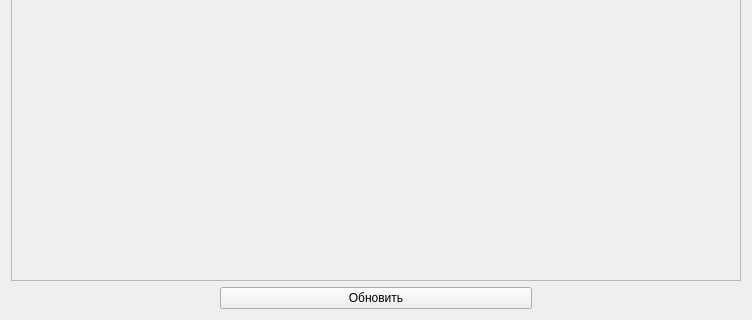
Before: the Qt Designer form ViewModels/MainApplicationViewModels/NestedViewModels/CabinetViewModels/activeordersviewmodel.ui in SisAdminNsk/CarRentalClient, drawn with Qt 5; both pictures show x 0 to 752 and y 252 to 572 of the 752 by 572 pixel window.
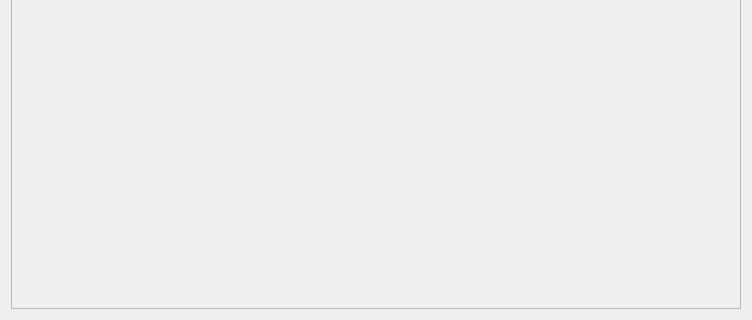
After: the same form once the commit is applied.

The edit to the form file:
```diff
--- a/ViewModels/MainApplicationViewModels/NestedViewModels/CabinetViewModels/activeordersviewmodel.ui
+++ b/ViewModels/MainApplicationViewModels/NestedViewModels/CabinetViewModels/activeordersviewmodel.ui
@@ -14,6 +14,13 @@
    <string>Form</string>
   </property>
   <layout class="QGridLayout" name="gridLayout">
+   <item row="0" column="0">
+    <widget class="QProgressBar" name="progressBar">
+     <property name="value">
+      <number>24</number>
+     </property>
+    </widget>
+   </item>
    <item row="1" column="0">
     <widget class="QScrollArea" name="scrollArea">
      <property name="widgetResizable">
@@ -24,8 +31,8 @@
        <rect>
         <x>0</x>
         <y>0</y>
-        <width>728</width>
-        <height>475</height>
+        <width>732</width>
+        <height>522</height>
        </rect>
       </property>
       <property name="styleSheet">
@@ -39,50 +46,6 @@
      </widget>
     </widget>
    </item>
-   <item row="0" column="0">
-    <widget class="QProgressBar" name="progressBar">
-     <property name="value">
-      <number>24</number>
-     </property>
-    </widget>
-   </item>
-   <item row="2" column="0">
-    <layout class="QHBoxLayout" name="horizontalLayout_2" stretch="2,3,2">
-     <item>
-      <spacer name="horizontalSpacer">
-       <property name="orientation">
-        <enum>Qt::Orientation::Horizontal</enum>
-       </property>
-       <property name="sizeHint" stdset="0">
-        <size>
-         <width>40</width>
-         <height>20</height>
-        </size>
-       </property>
-      </spacer>
-     </item>
-     <item>
-      <widget class="QPushButton" name="updateButton">
-       <property name="text">
-        <string>Обновить</string>
-       </property>
-      </widget>
-     </item>
-     <item>
-      <spacer name="horizontalSpacer_2">
-       <property name="orientation">
-        <enum>Qt::Orientation::Horizontal</enum>
-       </property>
-       <property name="sizeHint" stdset="0">
-        <size>
-         <width>40</width>
-         <height>20</height>
-        </size>
-       </property>
-      </spacer>
-     </item>
-    </layout>
-   </item>
   </layout>
  </widget>
  <resources/>
```
